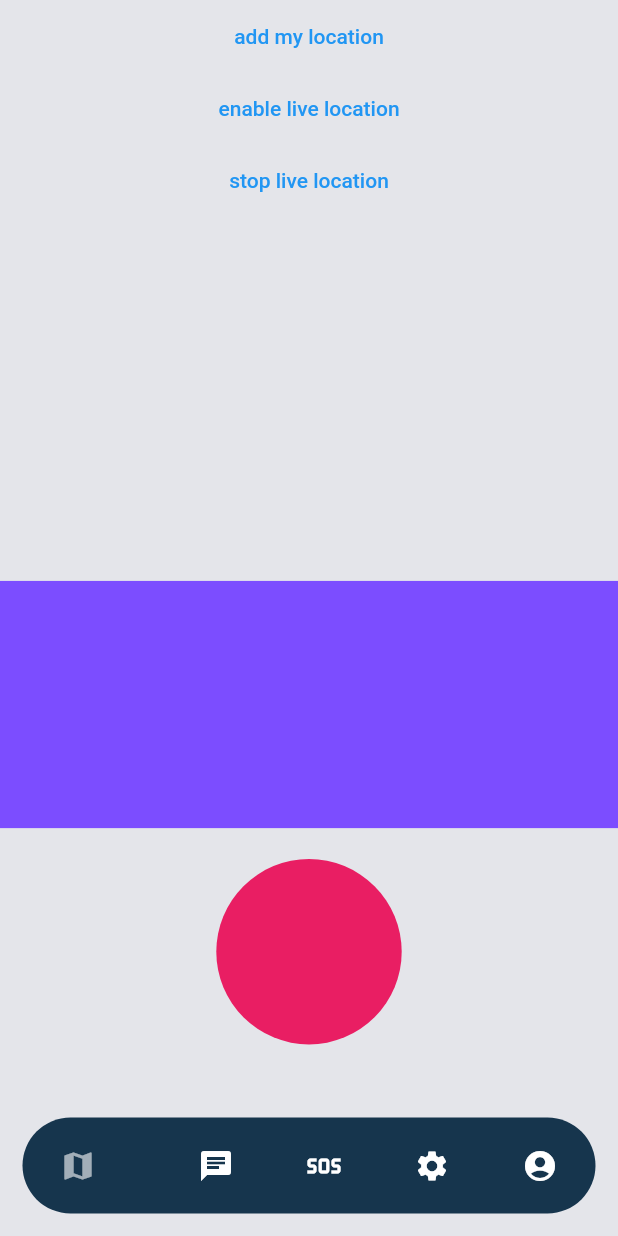
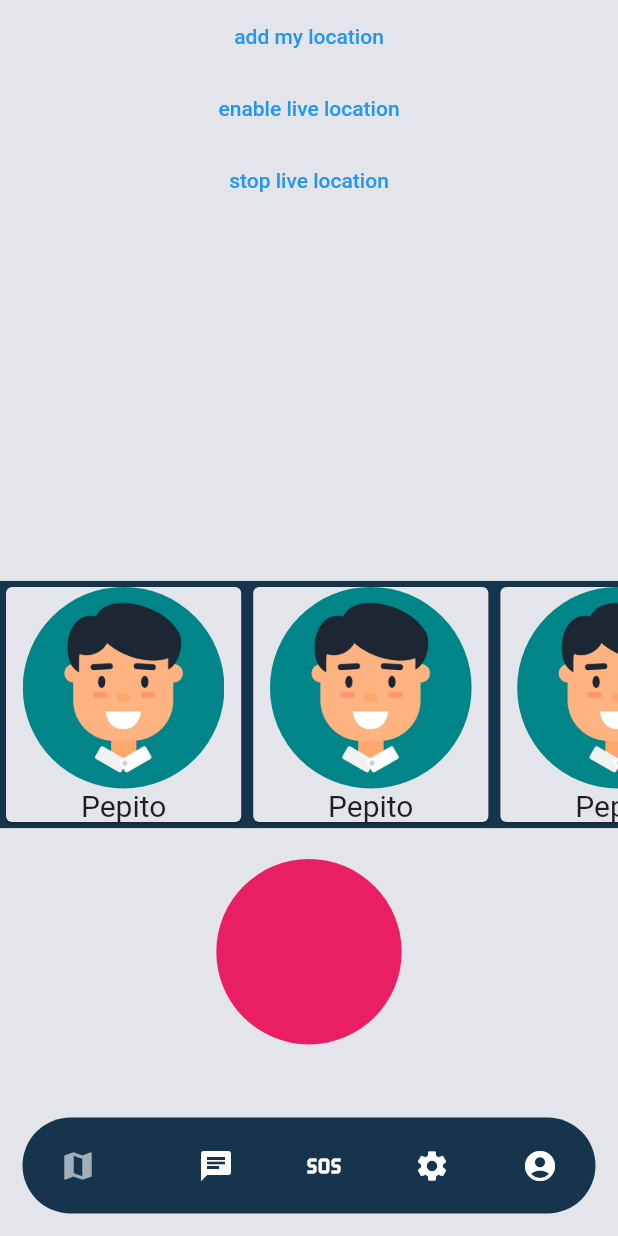
Before and after one commit to CarlosSallan/misto, a Flutter app: the main_screen screen opened directly, on a phone screen of 412 x 824 dp. Run offline on Flutter 3.47's test engine with Material 2 defaults, Android fonts, the phone set to English and light mode, and no system bars; drawn by our look-alikes of google_nav_bar; our stand-ins replace cloud_firestore, firebase_auth, firebase_core, firebase_database, google_maps_flutter, google_sign_in and 4 more; missing offline and left inert: fluttermoji; accounts and stored records are empty.

Commit message:
mainscreen mapa y amigos

```diff
--- a/lib/main_screen/main_screen.dart
+++ b/lib/main_screen/main_screen.dart
@@ -15,6 +15,8 @@ import 'package:firebase_core/firebase_core.dart';
 import 'package:flutter/material.dart';
 import 'package:location/location.dart' as loc;
 import 'package:permission_handler/permission_handler.dart';
+
+import '../container/userConected.dart';
 
 class main_screen extends StatefulWidget {
   static const String id = 'main_screen';
@@ -99,11 +101,28 @@ class _main_screenState extends State<main_screen> {
               )),
           //Deslizar amigos
           Container(
-            color: Colors.deepPurpleAccent,
+            color: Color.fromRGBO(22,53,77,1.000),
             height: MediaQuery.of(context).size.height * 0.20,
             width: MediaQuery.of(context).size.width,
-            child:
-              Row()
+            child: CustomScrollView(
+              slivers: <Widget>[
+                SliverToBoxAdapter(
+                  child: Container(
+                    height: MediaQuery.of(context).size.height * 0.20,
+                    child: ListView.builder(
+                      scrollDirection: Axis.horizontal,
+                      itemCount: 10,
+                      itemBuilder: (context, index) {
+                        return Container(
+                          width: MediaQuery.of(context).size.height * 0.20,
+                          child: userConected(),
+                        );
+                      },
+                    ),
+                  ),
+                ),
+              ],
+            ),
           ),
           //Boton SOS
           Container(
```
